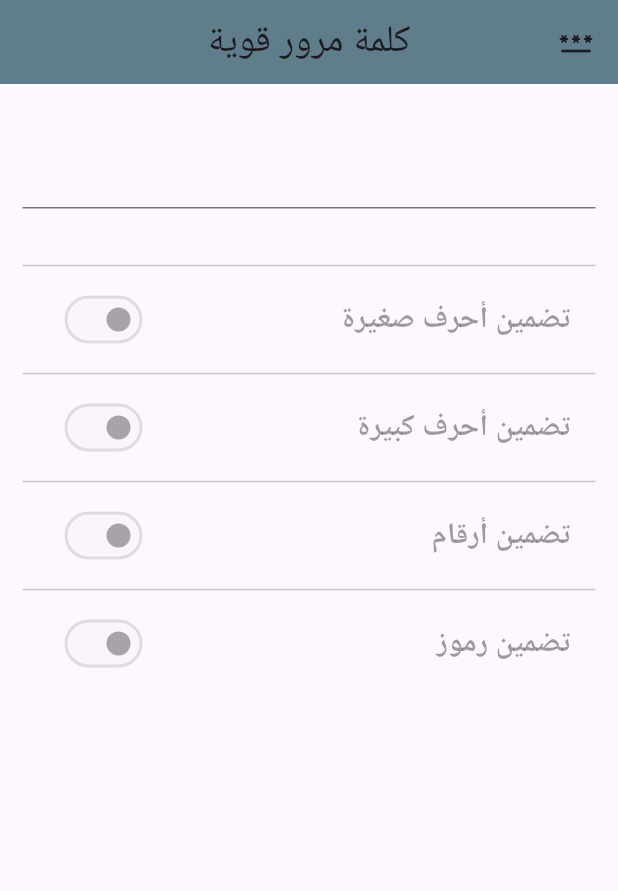
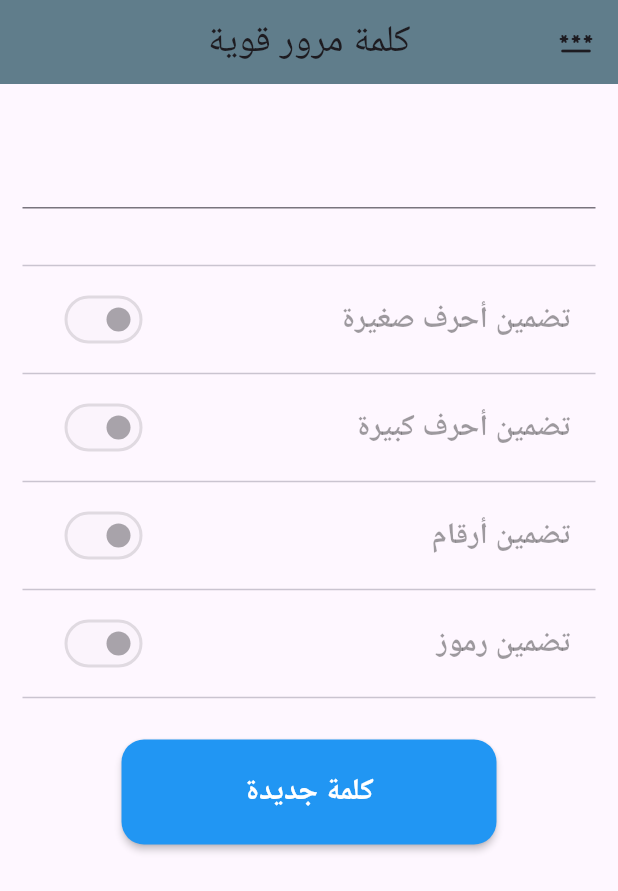
Before and after one commit to MalekAlzaeem/AppMyTools, a Flutter app: the Screen8 screen opened directly, on a phone screen of 412 x 824 dp. Shown: the top 891 px of the screen. Run offline on Flutter 3.47's test engine with Material 3 defaults, Android fonts, the phone set to English and light mode, and no system bars; our stand-ins replace image_picker; missing offline and left inert: exif.

Commit message:
adding the button

```diff
--- a/mytools/lib/Strong_Password.dart
+++ b/mytools/lib/Strong_Password.dart
@@ -51,6 +51,29 @@ bool t = false;
             value: t,
             onChanged: null,
           ),
+           Divider(),
+           SizedBox(height: 20,),
+           SizedBox(
+                    width: 250,
+                    height: 70,
+                    child: MaterialButton(
+                  color: Colors.blue,
+                  highlightColor: Colors.red,
+                  splashColor: Colors.black,
+                  shape: RoundedRectangleBorder(
+                    borderRadius: BorderRadius.circular(15),
+                  ),
+                  onPressed: () {},
+                  child: Text(
+                    "كلمة جديدة",
+                    style: TextStyle(
+                      fontSize: 20,
+                      color: Colors.white,
+                      fontWeight: FontWeight.bold,
+                    ),
+                  ),
+                ),
+                  ),
             ]
           ),
         ),
```
